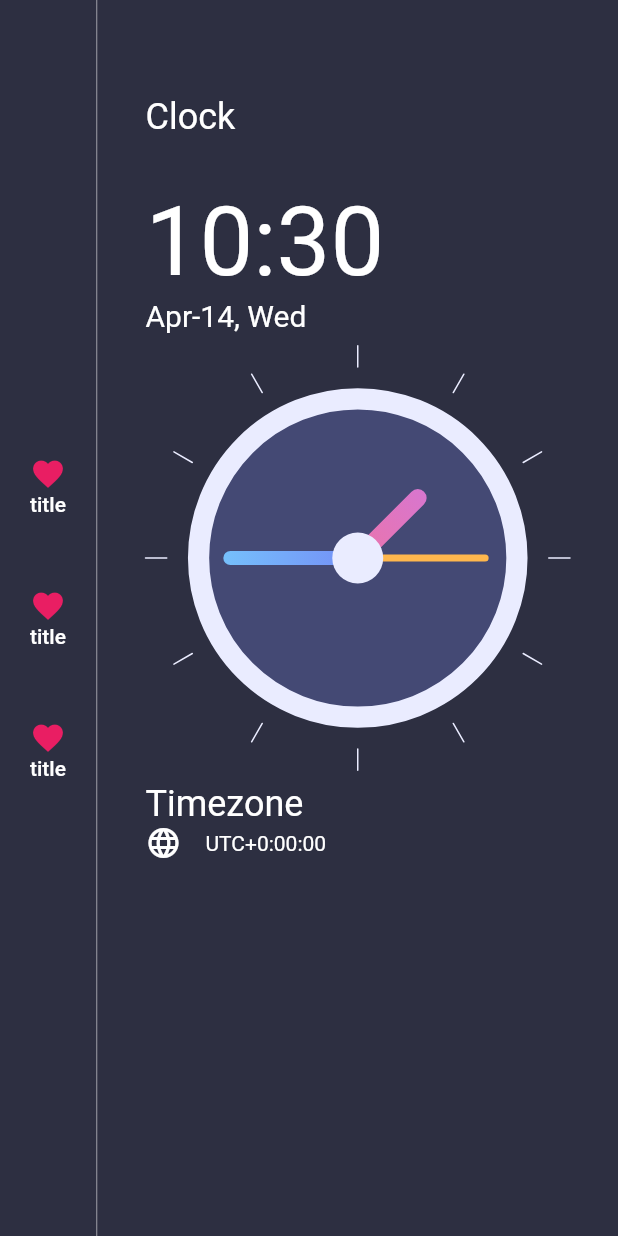
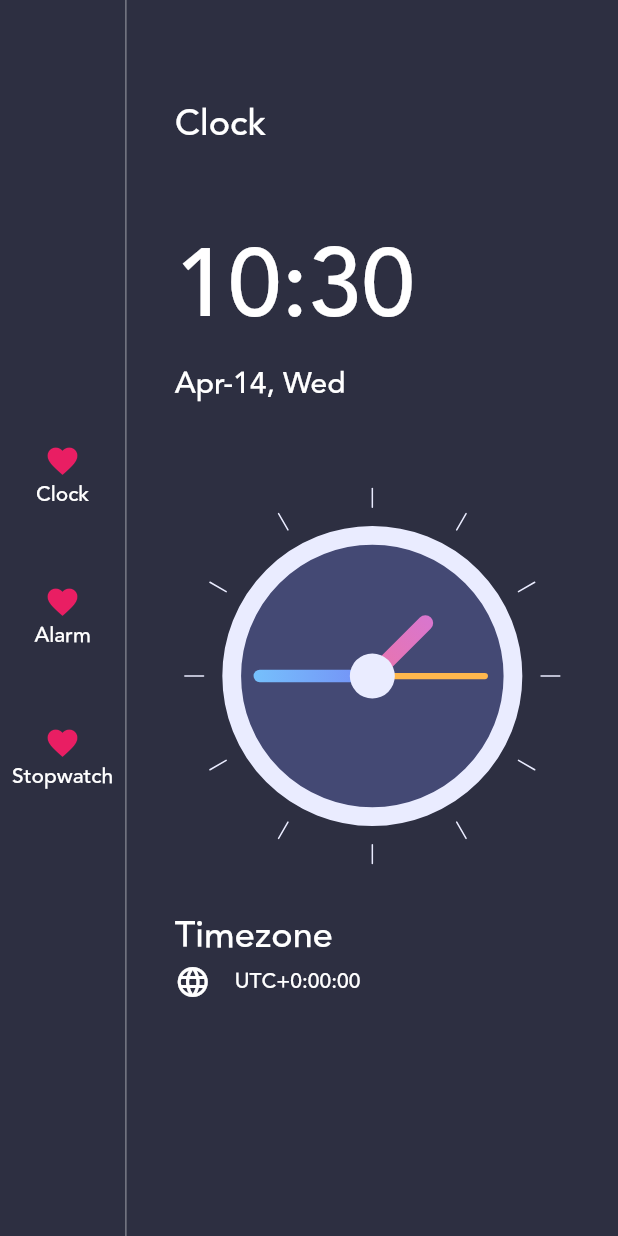
Before and after one commit to maerory/alarmy, a Flutter app: the screen it shows after launch, on a phone screen of 412 x 824 dp. Run offline on Flutter 3.47's test engine with Material 2 defaults, Android fonts, the phone set to English and light mode, and no system bars.

Commit message:
flexible homepage

```diff
--- a/lib/clock_view.dart
+++ b/lib/clock_view.dart
@@ -2,6 +2,10 @@ import 'package:flutter/material.dart';
 import 'dart:math';
 
 class ClockView extends StatefulWidget {
+  final double size;
+
+  const ClockView({Key key, this.size}) : super(key: key);
+
   @override
   _ClockViewState createState() => _ClockViewState();
 }
@@ -10,8 +14,8 @@ class _ClockViewState extends State<ClockView> {
   @override
   Widget build(BuildContext context) {
     return Container(
-        width: 300,
-        height: 300,
+        width: widget.size,
+        height: widget.size,
         child: CustomPaint(
           painter: ClockPainter(),
         ));
--- a/lib/homepage.dart
+++ b/lib/homepage.dart
@@ -25,9 +25,9 @@ class _HomePageState extends State<HomePage> {
           Column(
               mainAxisAlignment: MainAxisAlignment.center,
               children: <Widget>[
-                buildMenuButton(),
-                buildMenuButton(),
-                buildMenuButton(),
+                new MenuButton(title: "Clock"),
+                new MenuButton(title: "Alarm"),
+                new MenuButton(title: "Stopwatch"),
               ]),
           VerticalDivider(
             color: Colors.white54,
@@ -39,23 +39,57 @@ class _HomePageState extends State<HomePage> {
                 child: Column(
                     crossAxisAlignment: CrossAxisAlignment.start,
                     children: <Widget>[
-                      Text(
+                      Flexible(
+                        flex: 1,
+                        fit: FlexFit.tight,
+                        child: Text(
                           'Clock',
-                        style: TextStyle(color: Colors.white, fontSize: 24),
+                          style: TextStyle(
+                              fontFamily: "avenir",
+                              color: Colors.white,
+                              fontSize: 24),
                         ),
-                      SizedBox(height: 32),
+                      ),
+                      Flexible(
+                        flex: 2,
+                        child: Column(
+                            crossAxisAlignment: CrossAxisAlignment.start,
+                            children: <Widget>[
                               Text(
                                 formattedTime,
-                        style: TextStyle(color: Colors.white, fontSize: 64),
+                                style: TextStyle(
+                                    fontFamily: "avenir",
+                                    color: Colors.white,
+                                    fontSize: 64),
                               ),
                               Text(
                                 formattedDate,
-                        style: TextStyle(color: Colors.white, fontSize: 20),
+                                style: TextStyle(
+                                    fontFamily: "avenir",
+                                    color: Colors.white,
+                                    fontSize: 20),
                               ),
-                      ClockView(),
+                            ]),
+                      ),
+                      Flexible(
+                        flex: 4,
+                        fit: FlexFit.tight,
+                        child: Align(
+                            alignment: Alignment.center,
+                            child: ClockView(size: 250)),
+                      ),
+                      Flexible(
+                        flex: 2,
+                        fit: FlexFit.tight,
+                        child: Column(
+                            crossAxisAlignment: CrossAxisAlignment.start,
+                            children: <Widget>[
                               Text(
                                 'Timezone',
-                        style: TextStyle(color: Colors.white, fontSize: 24),
+                                style: TextStyle(
+                                    fontFamily: "avenir",
+                                    color: Colors.white,
+                                    fontSize: 24),
                               ),
                               SizedBox(width: 16),
                               Row(
@@ -67,9 +101,14 @@ class _HomePageState extends State<HomePage> {
                                   SizedBox(width: 16),
                                   Text(
                                     'UTC' + offsetSign + timezoneString,
-                            style: TextStyle(color: Colors.white, fontSize: 14),
+                                    style: TextStyle(
+                                        fontFamily: "avenir",
+                                        color: Colors.white,
+                                        fontSize: 14),
                                   ),
                                 ],
+                              )
+                            ]),
                       )
                     ])),
           )
@@ -79,10 +118,13 @@ class _HomePageState extends State<HomePage> {
   }
 }
 
-class buildMenuButton extends StatelessWidget {
-  const buildMenuButton({
+class MenuButton extends StatelessWidget {
+  const MenuButton({
     Key key,
+    this.title,
   }) : super(key: key);
+
+  final String title;
 
   @override
   Padding build(BuildContext context) {
@@ -97,7 +139,9 @@ class buildMenuButton extends StatelessWidget {
               size: 24.0,
               semanticLabel: 'Clock',
             ),
-            Text('title', style: TextStyle(color: Colors.white, fontSize: 14))
+            Text(title,
+                style: TextStyle(
+                    fontFamily: "avenir", color: Colors.white, fontSize: 14))
           ])),
     );
   }
```
Lines whose indentation alone changed are shown as unchanged.
